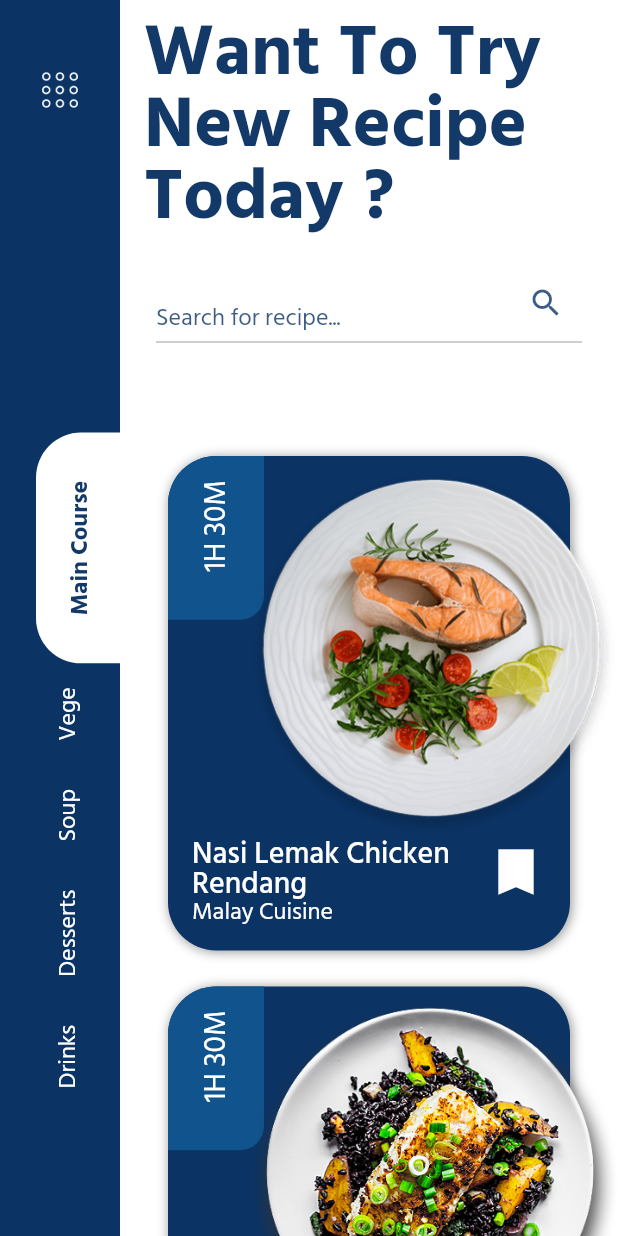
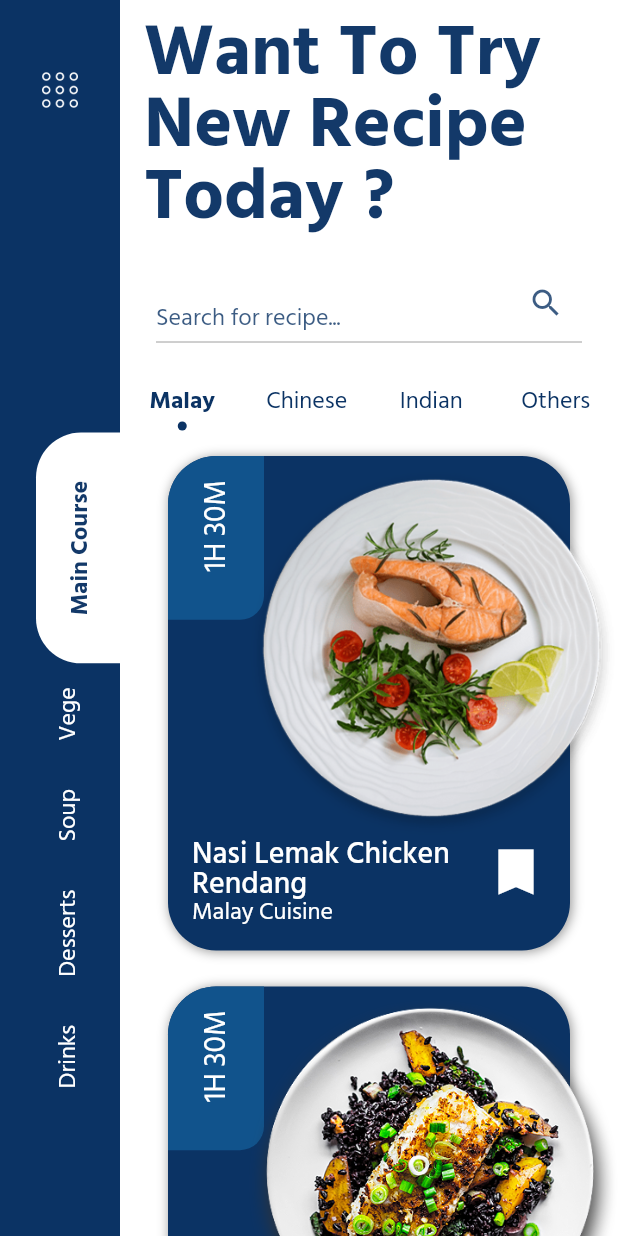
Before and after one commit to marinalvdgs/dapur_hangus_app, a Flutter app: the screen it shows after launch, after a tap on "Get Started", on a phone screen of 412 x 824 dp. Run offline on Flutter 3.47's test engine with Material 2 defaults, Android fonts, the phone set to English and light mode, and no system bars.

Commit message:
change recipe tabbar layout

```diff
--- a/lib/ui/dh_tabbar_scaffold.dart
+++ b/lib/ui/dh_tabbar_scaffold.dart
@@ -17,34 +17,6 @@ class DHTabBarScaffold extends StatefulWidget {
 }
 
 class _DHTabBarScaffoldState extends State<DHTabBarScaffold> {
-  final List<Widget> tabs = [];
-  final Map<String, GlobalKey> tabsKeys = {};
-  double tabPadding = 0;
-
-  @override
-  void initState() {
-    widget.tabsTitle.forEach((tab) => tabsKeys[tab] = GlobalKey());
-    tabs.addAll(widget.tabsTitle.map((tab) => Container(
-        key: tabsKeys[tab],
-        child: Tab(
-          text: tab,
-        ))));
-    WidgetsBinding.instance
-        .addPostFrameCallback((Duration d) => calculateTabBarPadding);
-    super.initState();
-  }
-
-  void calculateTabBarPadding() {
-    setState(() {
-      final screenWidth = MediaQuery.of(context).size.width;
-      final tabBarWidth = tabsKeys.values
-          .fold(0, (prev, tab) => prev + tab.currentContext.size.width);
-      tabPadding = tabBarWidth < screenWidth
-          ? ((screenWidth - tabBarWidth) / widget.tabsTitle.length) / 2
-          : 16.0;
-    });
-  }
-
   @override
   Widget build(BuildContext context) {
     return SafeArea(
@@ -92,8 +64,12 @@ class _DHTabBarScaffoldState extends State<DHTabBarScaffold> {
                     .bodyText2
                     .copyWith(fontWeight: FontWeight.w700),
                 unselectedLabelStyle: Theme.of(context).textTheme.bodyText2,
-                labelPadding: EdgeInsets.symmetric(horizontal: tabPadding),
-                tabs: tabs,
+                labelPadding: EdgeInsets.zero,
+                tabs: widget.tabsTitle
+                    .map((e) => Tab(
+                          text: e,
+                        ))
+                    .toList(),
               ),
               Expanded(child: TabBarView(children: widget.tabsBody))
             ],
```
Also changed, not shown: lib/ui/dh_recipe_tabbar.dart (+54 -5 lines).
